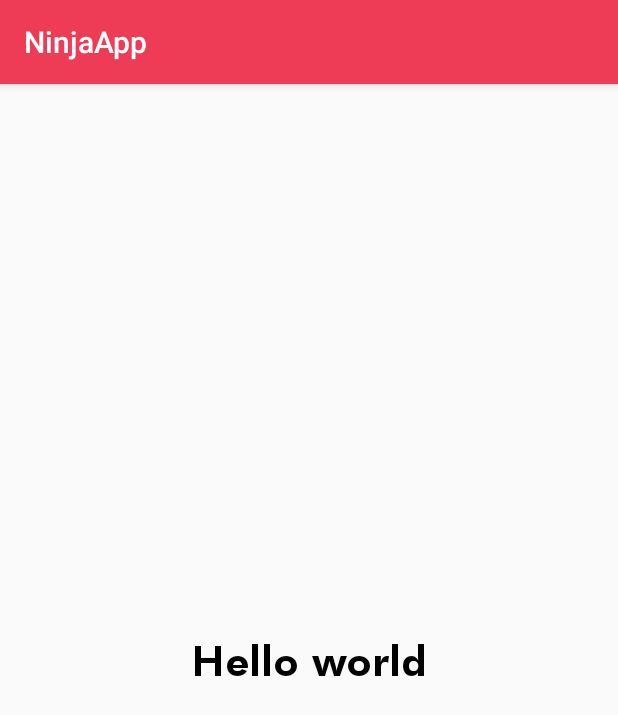
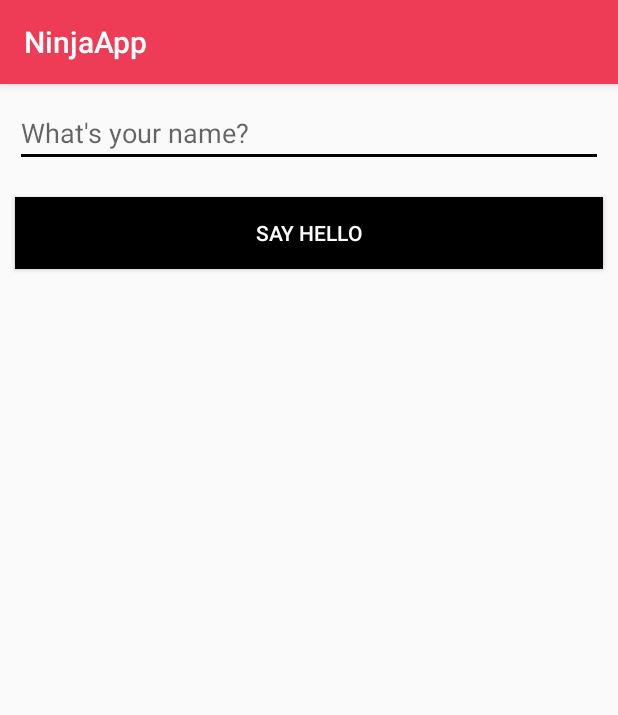
Before and after one commit to dfaizaditya/learn-tktpl-1706039686, an Android app: the screen it shows after launch (MainActivity), on a phone screen of 412 x 824 dp. Shown: the top 715 px of the screen. Run offline under Robolectric (Android 15) with nearby library versions, the phone set to English and light mode, and no system bars.

Commit message:
finished lab-04

```diff
--- /dev/null
+++ b/app/src/main/java/id/ac/ui/cs/mobileprogramming/dimasaditya/ninjaapp/ContentViewModel.kt
@@ -0,0 +1,10 @@
+package id.ac.ui.cs.mobileprogramming.dimasaditya.ninjaapp
+import androidx.lifecycle.ViewModel
+import id.ac.ui.cs.mobileprogramming.dimasaditya.ninjaapp.data.Content
+import id.ac.ui.cs.mobileprogramming.dimasaditya.ninjaapp.data.ContentRepository
+
+class ContentViewModel(private val contentRepository: ContentRepository) : ViewModel() {
+
+    fun getContent() = contentRepository.getCContent()
+    fun addContent(content: Content) = contentRepository.addContent(content)
+}
--- /dev/null
+++ b/app/src/main/java/id/ac/ui/cs/mobileprogramming/dimasaditya/ninjaapp/ContentViewModelFactory.kt
@@ -0,0 +1,14 @@
+package id.ac.ui.cs.mobileprogramming.dimasaditya.ninjaapp
+
+import androidx.lifecycle.ViewModel
+import androidx.lifecycle.ViewModelProvider
+import id.ac.ui.cs.mobileprogramming.dimasaditya.ninjaapp.data.ContentRepository
+
+class ContentViewModelFactory(private val contentRepository: ContentRepository)
+    : ViewModelProvider.NewInstanceFactory() {
+
+    @Suppress("UNCHECKED_CAST")
+    override fun <T : ViewModel?> create(modelClass: Class<T>): T {
+        return ContentViewModel(contentRepository) as T
+    }
+}
--- /dev/null
+++ b/app/src/main/java/id/ac/ui/cs/mobileprogramming/dimasaditya/ninjaapp/Content_Fragment2.kt
@@ -0,0 +1,38 @@
+package id.ac.ui.cs.mobileprogramming.dimasaditya.ninjaapp
+
+import android.os.Bundle
+import androidx.fragment.app.Fragment
+import android.view.LayoutInflater
+import android.view.View
+import android.view.ViewGroup
+import androidx.lifecycle.ViewModelProvider
+import id.ac.ui.cs.mobileprogramming.dimasaditya.ninjaapp.data.Content
+import id.ac.ui.cs.mobileprogramming.dimasaditya.ninjaapp.utilities.InjectorUtils
+import kotlinx.android.synthetic.main.fragment_2.*
+
+class Content_Fragment2 : Fragment() {
+
+    companion object {
+        fun newInstance() = Content_Fragment2()
+    }
+
+    override fun onCreateView(
+        inflater: LayoutInflater, container: ViewGroup?,
+        savedInstanceState: Bundle?
+    ): View? {
+        return inflater.inflate(R.layout.fragment_2, container, false)
+    }
+
+    override fun onActivityCreated(savedInstanceState: Bundle?) {
+        super.onActivityCreated(savedInstanceState)
+        val factory = InjectorUtils.provideContentViewModelFactory()
+
+        val viewModel = ViewModelProvider(this, factory).get(ContentViewModel::class.java)
+        button_add.setOnClickListener {
+            val content = Content(editText_name.text.toString())
+            viewModel.addContent(content)
+            editText_name.setText("")
+        }
+    }
+
+}
--- a/app/src/main/java/id/ac/ui/cs/mobileprogramming/dimasaditya/ninjaapp/MainActivity.kt
+++ b/app/src/main/java/id/ac/ui/cs/mobileprogramming/dimasaditya/ninjaapp/MainActivity.kt
@@ -1,17 +1,44 @@
 package id.ac.ui.cs.mobileprogramming.dimasaditya.ninjaapp
 
+import android.os.Bundle
 import androidx.appcompat.app.AppCompatActivity
-import android.os.Bundle
-import android.widget.Toast
+import androidx.fragment.app.FragmentManager
+import androidx.fragment.app.FragmentTransaction
+import androidx.lifecycle.Observer
+import androidx.lifecycle.ViewModelProvider
+import id.ac.ui.cs.mobileprogramming.dimasaditya.ninjaapp.utilities.InjectorUtils
+import android.content.Intent
+import android.widget.Button
 
-class MainActivity : AppCompatActivity() {
+class MainActivity: AppCompatActivity() {
 
     override fun onCreate(savedInstanceState: Bundle?) {
         super.onCreate(savedInstanceState)
         setContentView(R.layout.activity_main)
-
-        // display Toast here...
-        Toast.makeText(this,"Hello world",Toast.LENGTH_SHORT).show()
+        val fragMan: FragmentManager = supportFragmentManager
+        val fragTransaction: FragmentTransaction = fragMan.beginTransaction()
+        val contentFragment : Content_Fragment2 = Content_Fragment2()
+        fragTransaction.add(R.id.root_layout, contentFragment)
+        fragTransaction.commit()
+        initializeUi()
 
     }
+
+    private fun initializeUi() {
+        val factory = InjectorUtils.provideContentViewModelFactory()
+        val viewModel = ViewModelProvider(this, factory).get(ContentViewModel::class.java)
+
+        viewModel.getContent().observe(this, Observer { content ->
+            if (content.isNotEmpty()) {
+                val bundle = Bundle()
+                bundle.putString("data", content.last().toString())
+                val fragMan: FragmentManager = supportFragmentManager
+
+                val listFragment : Content_Fragment = Content_Fragment()
+                listFragment.arguments = bundle
+                val transaction = fragMan.beginTransaction().replace(R.id.root_layout, listFragment).addToBackStack(null)
+                transaction.commit()
+            }
+        })
+    }
 }
--- /dev/null
+++ b/app/src/main/java/id/ac/ui/cs/mobileprogramming/dimasaditya/ninjaapp/data/ContentDao.kt
@@ -0,0 +1,20 @@
+package id.ac.ui.cs.mobileprogramming.dimasaditya.ninjaapp.data
+
+import androidx.lifecycle.LiveData
+import androidx.lifecycle.MutableLiveData
+
+class ContentDao {
+    private val contentList = mutableListOf<Content>()
+    private val contents = MutableLiveData<List<Content>>()
+
+    init {
+        contents.value = contentList
+    }
+
+    fun addContent(content: Content) {
+        contentList.add(content)
+        contents.value = contentList
+    }
+
+    fun getContent() = contents as LiveData<List<Content>>
+}
--- /dev/null
+++ b/app/src/main/java/id/ac/ui/cs/mobileprogramming/dimasaditya/ninjaapp/data/ContentRepository.kt
@@ -0,0 +1,18 @@
+package id.ac.ui.cs.mobileprogramming.dimasaditya.ninjaapp.data
+
+class ContentRepository private constructor(private val contentDao: ContentDao) {
+
+    fun addContent(content: Content) {
+        contentDao.addContent(content)
+    }
+    fun getCContent() = contentDao.getContent()
+
+    companion object {
+        @Volatile private var instance: ContentRepository? = null
+
+        fun getInstance(contentDao: ContentDao) =
+            instance ?: synchronized(this) {
+                instance ?: ContentRepository(contentDao).also { instance = it }
+            }
+    }
+}
--- /dev/null
+++ b/app/src/main/java/id/ac/ui/cs/mobileprogramming/dimasaditya/ninjaapp/data/FakeDatabase.kt
@@ -0,0 +1,15 @@
+package id.ac.ui.cs.mobileprogramming.dimasaditya.ninjaapp.data
+
+class FakeDatabase private constructor() {
+    var content = ContentDao()
+    private set
+
+    companion object {
+        @Volatile private var instance: FakeDatabase? = null
+
+        fun getInstance() =
+            instance ?: synchronized(this) {
+                instance ?: FakeDatabase().also { instance = it }
+            }
+    }
+}
--- /dev/null
+++ b/app/src/main/java/id/ac/ui/cs/mobileprogramming/dimasaditya/ninjaapp/utilities/InjectorUtils.kt
@@ -0,0 +1,13 @@
+package id.ac.ui.cs.mobileprogramming.dimasaditya.ninjaapp.utilities
+
+import id.ac.ui.cs.mobileprogramming.dimasaditya.ninjaapp.data.FakeDatabase
+import id.ac.ui.cs.mobileprogramming.dimasaditya.ninjaapp.data.ContentRepository
+import id.ac.ui.cs.mobileprogramming.dimasaditya.ninjaapp.ContentViewModelFactory
+
+object InjectorUtils {
+    fun provideContentViewModelFactory(): ContentViewModelFactory {
+        val f_database = FakeDatabase.getInstance().content
+        val groceryRepository = ContentRepository.getInstance(f_database)
+        return ContentViewModelFactory(groceryRepository)
+    }
+}
--- a/app/src/main/res/layout/activity_main.xml
+++ b/app/src/main/res/layout/activity_main.xml
@@ -1,21 +1,10 @@
 <?xml version="1.0" encoding="utf-8"?>
-<androidx.constraintlayout.widget.ConstraintLayout xmlns:android="http://schemas.android.com/apk/res/android"
+<FrameLayout
+    xmlns:android="http://schemas.android.com/apk/res/android"
     xmlns:app="http://schemas.android.com/apk/res-auto"
     xmlns:tools="http://schemas.android.com/tools"
     android:layout_width="match_parent"
     android:layout_height="match_parent"
-    tools:context=".MainActivity">
-
-    <TextView
-        android:layout_width="wrap_content"
-        android:layout_height="wrap_content"
-        android:text="Hello world"
-        android:fontFamily="@font/futuraheavy"
-        android:textSize="28sp"
-        android:textColor="@color/colorPrimaryDark"
-        app:layout_constraintBottom_toBottomOf="parent"
-        app:layout_constraintLeft_toLeftOf="parent"
-        app:layout_constraintRight_toRightOf="parent"
-        app:layout_constraintTop_toTopOf="parent" />
-
-</androidx.constraintlayout.widget.ConstraintLayout>
+    tools:context=".MainActivity"
+    android:id="@+id/root_layout">
+</FrameLayout>
--- a/app/src/main/res/layout/activity_splash_screen.xml
+++ b/app/src/main/res/layout/activity_splash_screen.xml
@@ -5,7 +5,6 @@
     android:layout_width="match_parent"
     android:layout_height="match_parent"
     tools:context=".SplashScreenActivity">
-
 
     <ImageView
         android:id="@+id/pineLogo"
@@ -17,5 +16,4 @@
         app:layout_constraintStart_toStartOf="parent"
         app:layout_constraintTop_toTopOf="parent" />
 
-
 </androidx.constraintlayout.widget.ConstraintLayout>
--- /dev/null
+++ b/app/src/main/res/layout/fragment_2.xml
@@ -0,0 +1,35 @@
+<?xml version="1.0" encoding="utf-8"?>
+<FrameLayout xmlns:android="http://schemas.android.com/apk/res/android"
+    xmlns:tools="http://schemas.android.com/tools"
+    android:layout_width="match_parent"
+    android:layout_height="match_parent"
+    tools:context=".Content_Fragment2">
+
+    <LinearLayout
+        android:layout_width="match_parent"
+        android:layout_height="match_parent"
+        android:orientation="vertical">
+
+        <EditText
+            android:id="@+id/editText_name"
+            android:layout_height="wrap_content"
+            android:layout_marginStart="10dp"
+            android:layout_marginTop="10dp"
+            android:layout_marginEnd="10dp"
+            android:layout_marginBottom="10dp"
+            android:hint="What's your name?"
+            android:layout_width="match_parent" />
+
+        <Button
+            android:id="@+id/button_add"
+            android:layout_width="match_parent"
+            android:layout_height="wrap_content"
+            android:layout_marginStart="10dp"
+            android:layout_marginTop="10dp"
+            android:layout_marginEnd="10dp"
+            android:text="Say Hello"
+            android:background="@color/colorPrimaryDark"
+            android:textColor="@android:color/white" />
+
+    </LinearLayout>
+</FrameLayout>
```
Also changed, not shown: app/build.gradle (+10 -1 lines), app/src/main/java/id/ac/ui/cs/mobileprogramming/dimasaditya/ninjaapp/Content_Fragment.kt (added, +45 -0 lines), app/src/main/java/id/ac/ui/cs/mobileprogramming/dimasaditya/ninjaapp/data/Content.kt (added, +7 -0 lines), app/src/main/res/layout/fragment_1.xml (added, +38 -0 lines).
